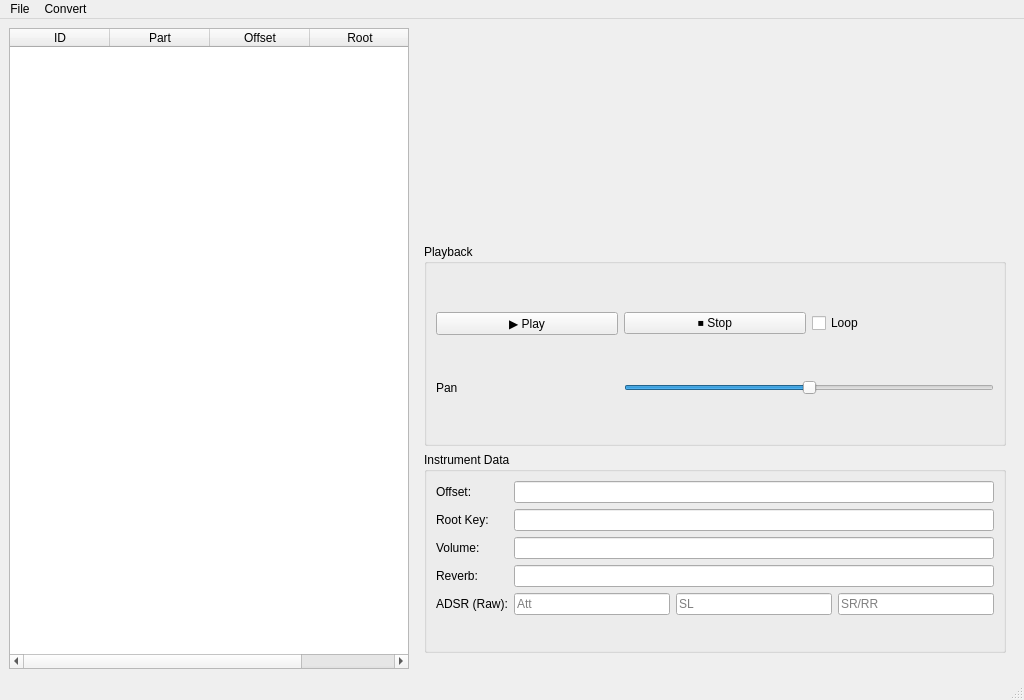
Old version of the form src/mainwindow.ui in the repository jooqw/ApePlayer.
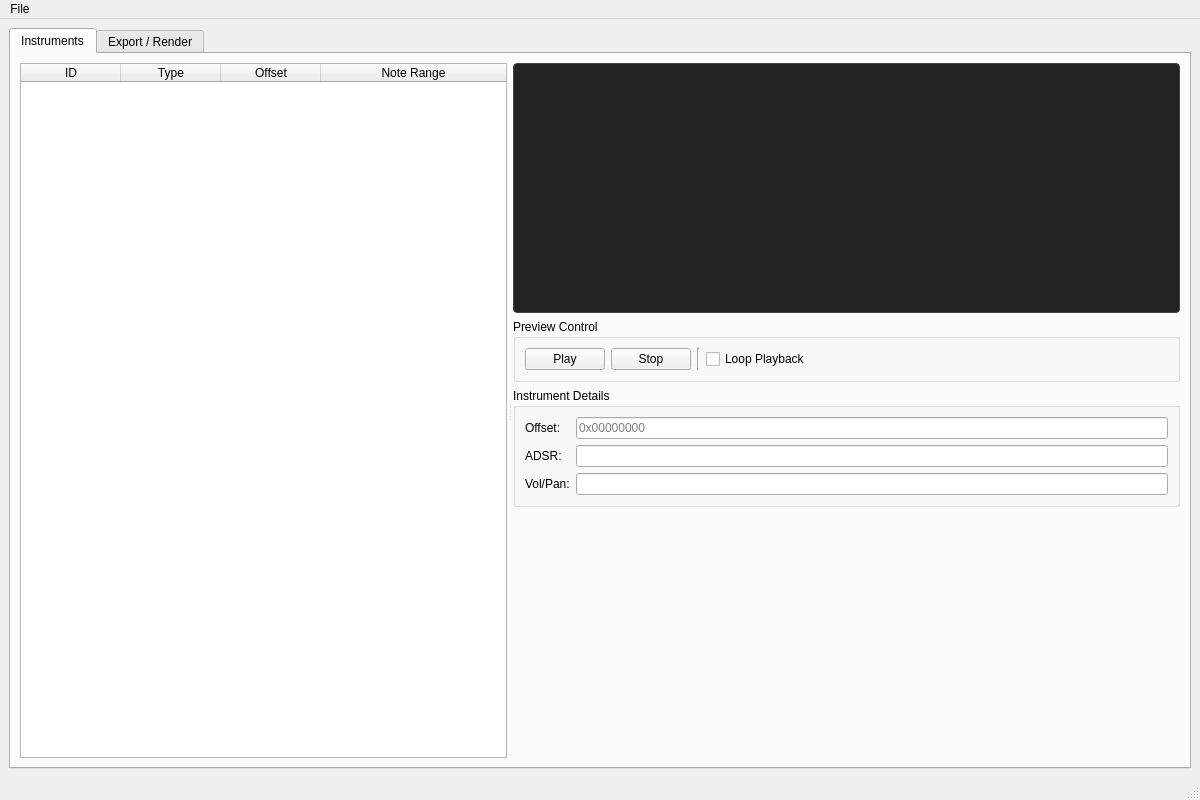
New version of the form. Icons and pictures are not drawn.

Commit message: Major overhaul, ADSR, Vibrato, Portamento, etc.

What changed in the file:
```diff
--- a/src/mainwindow.ui
+++ b/src/mainwindow.ui
@@ -6,153 +6,394 @@
    <rect>
     <x>0</x>
     <y>0</y>
-    <width>1024</width>
-    <height>700</height>
+        <width>1200</width>
+        <height>800</height>
    </rect>
   </property>
   <property name="windowTitle">
    <string>Ape Player</string>
   </property>
   <widget class="QWidget" name="centralwidget">
-   <layout class="QHBoxLayout" name="horizontalLayout" stretch="2,3">
+      <layout class="QVBoxLayout" name="mainLayout">
+        <property name="spacing">
+          <number>6</number>
+        </property>
+        <property name="leftMargin">
+          <number>9</number>
+        </property>
+        <property name="topMargin">
+          <number>9</number>
+        </property>
+        <property name="rightMargin">
+          <number>9</number>
+        </property>
+        <property name="bottomMargin">
+          <number>9</number>
+        </property>
     <item>
+          <widget class="QTabWidget" name="tabWidget">
+            <property name="currentIndex">
+              <number>0</number>
+            </property>
+            <widget class="QWidget" name="tabInstruments">
+              <attribute name="title">
+                <string>Instruments</string>
+              </attribute>
+              <layout class="QHBoxLayout" name="hLayoutInst">
+                <item>
+                  <widget class="QSplitter" name="splitter">
+                    <property name="orientation">
+                      <enum>Qt::Horizontal</enum>
+                    </property>
+                    <property name="handleWidth">
+                      <number>6</number>
+                    </property>
+                    <property name="childrenCollapsible">
+                      <bool>false</bool>
+                    </property>
      <widget class="QTableWidget" name="tableWidget">
+                      <property name="alternatingRowColors">
+                        <bool>true</bool>
+                      </property>
+                      <property name="selectionMode">
+                        <enum>QAbstractItemView::SingleSelection</enum>
+                      </property>
       <property name="selectionBehavior">
        <enum>QAbstractItemView::SelectRows</enum>
       </property>
+                      <property name="sortingEnabled">
+                        <bool>true</bool>
+                      </property>
+                      <attribute name="horizontalHeaderStretchLastSection">
+                        <bool>true</bool>
+                      </attribute>
+                      <attribute name="verticalHeaderVisible">
+                        <bool>false</bool>
+                      </attribute>
       <column>
        <property name="text"><string>ID</string></property>
       </column>
       <column>
-       <property name="text"><string>Part</string></property>
+                        <property name="text">
+                          <string>Type</string>
+                        </property>
       </column>
       <column>
        <property name="text"><string>Offset</string></property>
       </column>
       <column>
-       <property name="text"><string>Root</string></property>
-      </column>
-     </widget>
-    </item>
+                        <property name="text">
+                          <string>Note Range</string>
+                        </property>
+                      </column>
+                    </widget>
+                    <widget class="QWidget" name="rightPanel" native="true">
+                      <layout class="QVBoxLayout" name="vLayoutRight">
+                        <property name="leftMargin">
+                          <number>0</number>
+                        </property>
+                        <property name="topMargin">
+                          <number>0</number>
+                        </property>
+                        <property name="rightMargin">
+                          <number>0</number>
+                        </property>
+                        <property name="bottomMargin">
+                          <number>0</number>
+                        </property>
     <item>
-     <widget class="QFrame" name="frame">
-      <layout class="QVBoxLayout" name="verticalLayout">
-       <item>
-        <widget class="QWidget" name="waveformWidgetContainer" native="true">
-         <layout class="QVBoxLayout" name="waveformLayout"/>
+                          <widget class="QFrame" name="waveformFrame">
          <property name="minimumSize">
-          <size><width>0</width><height>150</height></size>
-         </property>
+                              <size>
+                                <width>0</width>
+                                <height>250</height>
+                              </size>
+                            </property>
+                            <property name="styleSheet">
+                              <string notr="true">background-color: #222; border: 1px solid #444; border-radius: 4px;</string>
+                            </property>
+                            <property name="frameShape">
+                              <enum>QFrame::StyledPanel</enum>
+                            </property>
+                            <property name="frameShadow">
+                              <enum>QFrame::Raised</enum>
+                            </property>
+                            <layout class="QVBoxLayout" name="waveformLayout"/>
         </widget>
        </item>
        <item>
         <widget class="QGroupBox" name="grpControls">
-         <property name="title"><string>Playback</string></property>
-         <layout class="QGridLayout" name="gridLayout">
-          <item row="0" column="0">
-           <widget class="QPushButton" name="btnPlay"><property name="text"><string>▶ Play</string></property></widget>
-          </item>
-          <item row="0" column="1">
-           <widget class="QPushButton" name="btnStop"><property name="text"><string>⏹ Stop</string></property></widget>
-          </item>
-          <item row="0" column="2">
-           <widget class="QCheckBox" name="chkLoop"><property name="text"><string>Loop</string></property></widget>
-          </item>
-          <item row="1" column="0">
-           <widget class="QLabel" name="lblPan"><property name="text"><string>Pan</string></property></widget>
-          </item>
-          <item row="1" column="1" colspan="2">
-           <widget class="QSlider" name="sliderPan">
-            <property name="orientation"><enum>Qt::Horizontal</enum></property>
-            <property name="minimum"><number>-100</number></property>
-            <property name="maximum"><number>100</number></property>
-           </widget>
-          </item>
+                            <property name="title">
+                              <string>Preview Control</string>
+                            </property>
+                            <layout class="QHBoxLayout" name="ctlLayout">
+                              <item>
+                                <widget class="QPushButton" name="btnPlay">
+                                  <property name="text">
+                                    <string>Play</string>
+                                  </property>
+                                  <property name="icon">
+                                    <iconset theme="media-playback-start">
+                                      <normaloff>.</normaloff>media-playback-start</iconset>
+                                  </property>
+                                </widget>
+                              </item>
+                              <item>
+                                <widget class="QPushButton" name="btnStop">
+                                  <property name="text">
+                                    <string>Stop</string>
+                                  </property>
+                                  <property name="icon">
+                                    <iconset theme="media-playback-stop">
+                                      <normaloff>.</normaloff>media-playback-stop</iconset>
+                                  </property>
+                                </widget>
+                              </item>
+                              <item>
+                                <widget class="Line" name="line">
+                                  <property name="orientation">
+                                    <enum>Qt::Vertical</enum>
+                                  </property>
+                                </widget>
+                              </item>
+                              <item>
+                                <widget class="QCheckBox" name="chkLoop">
+                                  <property name="text">
+                                    <string>Loop Playback</string>
+                                  </property>
+                                </widget>
+                              </item>
+                              <item>
+                                <spacer name="horizontalSpacer">
+                                  <property name="orientation">
+                                    <enum>Qt::Horizontal</enum>
+                                  </property>
+                                  <property name="sizeHint" stdset="0">
+                                    <size>
+                                      <width>40</width>
+                                      <height>20</height>
+                                    </size>
+                                  </property>
+                                </spacer>
+                              </item>
          </layout>
         </widget>
        </item>
        <item>
-        <widget class="QGroupBox" name="grpData">
-         <property name="title"><string>Instrument Data</string></property>
-         <layout class="QFormLayout" name="formLayout">
-
+                          <widget class="QGroupBox" name="grpInfo">
+                            <property name="title">
+                              <string>Instrument Details</string>
+                            </property>
+                            <layout class="QFormLayout" name="frmInfo">
+                              <property name="fieldGrowthPolicy">
+                                <enum>QFormLayout::ExpandingFieldsGrow</enum>
+                              </property>
           <item row="0" column="0">
-           <widget class="QLabel" name="l1"><property name="text"><string>Offset:</string></property></widget>
+                                <widget class="QLabel" name="l1">
+                                  <property name="text">
+                                    <string>Offset:</string>
+                                  </property>
+                                </widget>
           </item>
           <item row="0" column="1">
-           <widget class="QLineEdit" name="le_vagOffset"><property name="readOnly"><bool>true</bool></property></widget>
-          </item>
-
+                                <widget class="QLineEdit" name="le_offset">
+                                  <property name="readOnly">
+                                    <bool>true</bool>
+                                  </property>
+                                  <property name="placeholderText">
+                                    <string>0x00000000</string>
+                                  </property>
+                                </widget>
+                              </item>
           <item row="1" column="0">
-           <widget class="QLabel" name="l2"><property name="text"><string>Root Key:</string></property></widget>
+                                <widget class="QLabel" name="l2">
+                                  <property name="text">
+                                    <string>ADSR:</string>
+                                  </property>
+                                </widget>
           </item>
           <item row="1" column="1">
-           <widget class="QLineEdit" name="le_rootKey"><property name="readOnly"><bool>true</bool></property></widget>
-          </item>
-
+                                <widget class="QLineEdit" name="le_adsr">
+                                  <property name="readOnly">
+                                    <bool>true</bool>
+                                  </property>
+                                </widget>
+                              </item>
           <item row="2" column="0">
-           <widget class="QLabel" name="l3"><property name="text"><string>Volume:</string></property></widget>
+                                <widget class="QLabel" name="l3">
+                                  <property name="text">
+                                    <string>Vol/Pan:</string>
+                                  </property>
+                                </widget>
           </item>
           <item row="2" column="1">
-           <widget class="QLineEdit" name="le_volume"><property name="readOnly"><bool>true</bool></property></widget>
-          </item>
-
-          <item row="3" column="0">
-           <widget class="QLabel" name="lRev"><property name="text"><string>Reverb:</string></property></widget>
-          </item>
-          <item row="3" column="1">
-           <widget class="QLineEdit" name="le_reverb"><property name="readOnly"><bool>true</bool></property></widget>
-          </item>
-
-          <item row="4" column="0">
-           <widget class="QLabel" name="l4"><property name="text"><string>ADSR (Raw):</string></property></widget>
-          </item>
-          <item row="4" column="1">
-           <layout class="QHBoxLayout" name="adsrLayout">
-            <item><widget class="QLineEdit" name="le_env_att">
-              <property name="placeholderText"><string>Att</string></property>
-              <property name="readOnly"><bool>true</bool></property>
-              </widget></item>
-            <item><widget class="QLineEdit" name="le_env_sl">
-              <property name="placeholderText"><string>SL</string></property>
-              <property name="readOnly"><bool>true</bool></property>
-              </widget></item>
-            <item><widget class="QLineEdit" name="le_env_sr_rr">
-              <property name="placeholderText"><string>SR/RR</string></property>
-              <property name="readOnly"><bool>true</bool></property>
-              </widget></item>
-           </layout>
+                                <widget class="QLineEdit" name="le_vol">
+                                  <property name="readOnly">
+                                    <bool>true</bool>
+                                  </property>
+                                </widget>
           </item>
          </layout>
         </widget>
        </item>
        <item>
         <spacer name="verticalSpacer">
-         <property name="orientation"><enum>Qt::Vertical</enum></property>
+                            <property name="orientation">
+                              <enum>Qt::Vertical</enum>
+                            </property>
+                            <property name="sizeHint" stdset="0">
+                              <size>
+                                <width>20</width>
+                                <height>40</height>
+                              </size>
+                            </property>
         </spacer>
        </item>
       </layout>
+                    </widget>
+                  </widget>
+                </item>
+              </layout>
+            </widget>
+            <widget class="QWidget" name="tabExport">
+              <attribute name="title">
+                <string>Export / Render</string>
+              </attribute>
+              <layout class="QVBoxLayout" name="vLayoutExport">
+                <item>
+                  <widget class="QGroupBox" name="grpWav">
+                    <property name="title">
+                      <string>WAV Render</string>
+                    </property>
+                    <layout class="QGridLayout" name="gridWav">
+                      <item row="0" column="0">
+                        <widget class="QLabel" name="lbSq">
+                          <property name="text">
+                            <string>Sequence File (SQ/MID):</string>
+                          </property>
+                        </widget>
+                      </item>
+                      <item row="0" column="1">
+                        <widget class="QLineEdit" name="le_sqPath">
+                          <property name="placeholderText">
+                            <string>Select a sequence file...</string>
+                          </property>
+                        </widget>
+                      </item>
+                      <item row="0" column="2">
+                        <widget class="QToolButton" name="btnBrowseSq">
+                          <property name="text">
+                            <string>...</string>
+                          </property>
+                          <property name="icon">
+                            <iconset theme="document-open">
+                              <normaloff>.</normaloff>document-open</iconset>
+                          </property>
+                        </widget>
+                      </item>
+                      <item row="1" column="0" colspan="2">
+                        <widget class="QCheckBox" name="chkReverb">
+                          <property name="text">
+                            <string>Enable Reverb Processing</string>
+                          </property>
+                          <property name="checked">
+                            <bool>true</bool>
+                          </property>
+                        </widget>
+                      </item>
+                      <item row="1" column="2">
+                        <widget class="QPushButton" name="btnRenderWav">
+                          <property name="text">
+                            <string>Render WAV</string>
+                          </property>
+                          <property name="icon">
+                            <iconset theme="media-record">
+                              <normaloff>.</normaloff>media-record</iconset>
+                          </property>
+                        </widget>
+                      </item>
+                    </layout>
+                  </widget>
+                </item>
+                <item>
+                  <widget class="QGroupBox" name="grpBulk">
+                    <property name="title">
+                      <string>Bulk Operations</string>
+                    </property>
+                    <layout class="QVBoxLayout" name="bulkLayout">
+                      <item>
+                        <widget class="QLabel" name="lbBulk">
+                          <property name="text">
+                            <string>Convert entire directory of .HD and .MID files to .SF2 SoundFonts and copy the midi files.</string>
+                          </property>
+                          <property name="wordWrap">
+                            <bool>true</bool>
+                          </property>
+                        </widget>
+                      </item>
+                      <item>
+                        <widget class="QPushButton" name="btnBulk">
+                          <property name="text">
+                            <string>Start Bulk Export...</string>
+                          </property>
+                          <property name="icon">
+                            <iconset theme="system-run">
+                              <normaloff>.</normaloff>system-run</iconset>
+                          </property>
+                        </widget>
+                      </item>
+                    </layout>
+                  </widget>
+                </item>
+                <item>
+                  <widget class="QGroupBox" name="grpLog">
+                    <property name="title">
+                      <string>Output Log</string>
+                    </property>
+                    <layout class="QVBoxLayout" name="verticalLayout_2">
+                      <item>
+                        <widget class="QPlainTextEdit" name="logOutput">
+                          <property name="readOnly">
+                            <bool>true</bool>
+                          </property>
+                          <property name="plainText">
+                            <string>Ready.</string>
+                          </property>
+                        </widget>
+                      </item>
+                      <item>
+                        <widget class="QProgressBar" name="progressBar">
+                          <property name="value">
+                            <number>0</number>
+                          </property>
+                        </widget>
+                      </item>
+                    </layout>
+                  </widget>
+                </item>
+              </layout>
+            </widget>
      </widget>
     </item>
    </layout>
   </widget>
   <widget class="QMenuBar" name="menubar">
    <property name="geometry">
-    <rect><x>0</x><y>0</y><width>1024</width><height>22</height></rect>
+        <rect>
+          <x>0</x>
+          <y>0</y>
+          <width>1200</width>
+          <height>22</height>
+        </rect>
    </property>
    <widget class="QMenu" name="menuFile">
     <property name="title"><string>File</string></property>
     <addaction name="actionOpen_HD"/>
-    <addaction name="actionClose"/>
-   </widget>
-   <widget class="QMenu" name="menuConvert">
-    <property name="title"><string>Convert</string></property>
     <addaction name="actionExportSF2"/>
     <addaction name="separator"/>
     <addaction name="actionBulkExport"/>
    </widget>
    <addaction name="menuFile"/>
-   <addaction name="menuConvert"/>
   </widget>
   <widget class="QStatusBar" name="statusbar"/>
   <action name="actionOpen_HD"><property name="text"><string>Open .HD File</string></property></action>
```
Left out of the diff: 56 changed lines with no effect on the pictures. Lines whose indentation alone changed are shown as unchanged. The commit also changes 16 other files.
